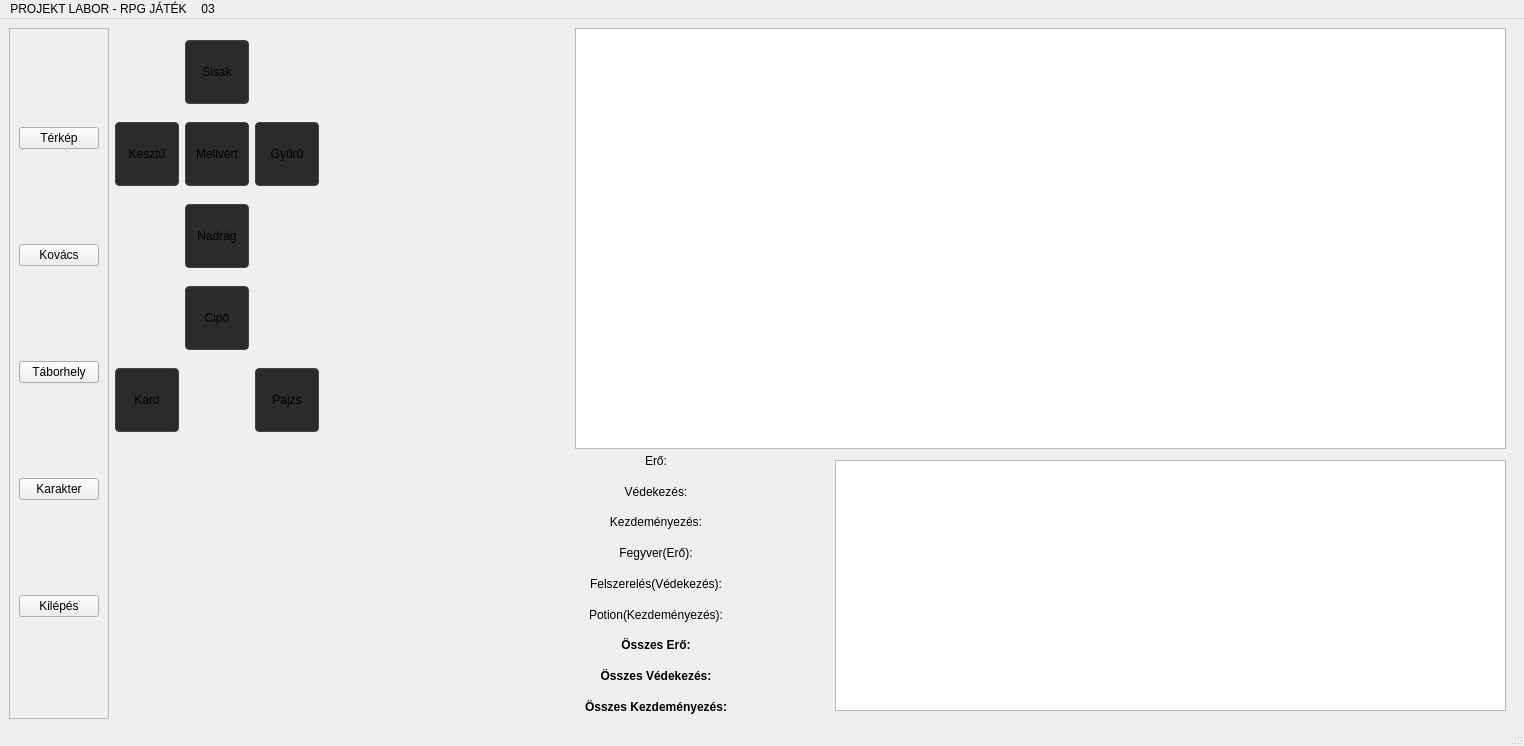
This is main/main_app/mainwindow.ui in maaszd/Projekt-Labor-03 as Qt 5 draws it before an edit. The edited form follows.
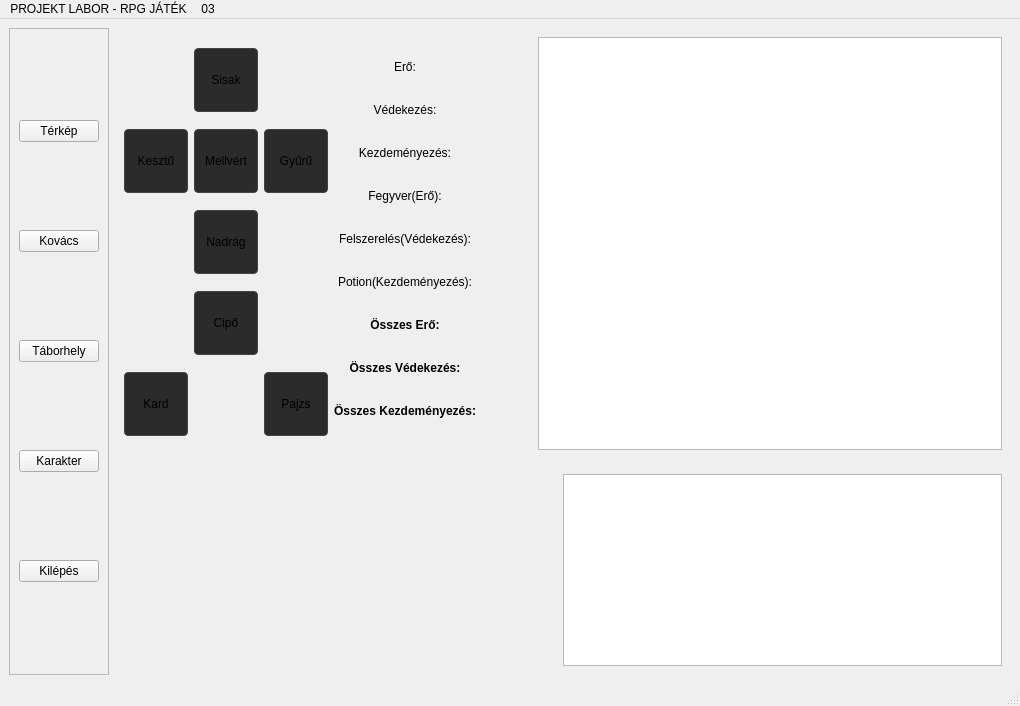
This is the edited form. The open tabs and pages were chosen to show the change.

```diff
--- a/main/main_app/mainwindow.ui
+++ b/main/main_app/mainwindow.ui
@@ -6,8 +6,8 @@
    <rect>
     <x>0</x>
     <y>0</y>
-    <width>1524</width>
-    <height>746</height>
+    <width>1020</width>
+    <height>706</height>
    </rect>
   </property>
   <property name="minimumSize">
@@ -32,16 +32,9 @@
    <string>MainWindow</string>
   </property>
   <widget class="QWidget" name="centralwidget">
-   <widget class="QWidget" name="layoutWidget">
-    <property name="geometry">
-     <rect>
-      <x>9</x>
-      <y>9</y>
-      <width>1511</width>
-      <height>691</height>
-     </rect>
-    </property>
-    <layout class="QHBoxLayout" name="horizontalLayout">
+   <layout class="QVBoxLayout" name="verticalLayout_7">
+    <item>
+     <layout class="QHBoxLayout" name="horizontalLayout_3">
      <item>
       <widget class="QFrame" name="frame_3">
        <property name="frameShape">
@@ -104,12 +97,35 @@
       </widget>
      </item>
      <item>
+       <layout class="QVBoxLayout" name="verticalLayout_5">
+        <item>
       <widget class="QStackedWidget" name="stackedWidget">
        <property name="currentIndex">
-        <number>2</number>
+           <number>4</number>
        </property>
        <widget class="QWidget" name="page0_fomenu">
-        <layout class="QHBoxLayout" name="horizontalLayout_2">
+           <property name="sizePolicy">
+            <sizepolicy hsizetype="Preferred" vsizetype="Preferred">
+             <horstretch>0</horstretch>
+             <verstretch>0</verstretch>
+            </sizepolicy>
+           </property>
+           <layout class="QHBoxLayout" name="horizontalLayout_7">
+            <item>
+             <layout class="QHBoxLayout" name="horizontalLayout_6">
+              <item>
+               <spacer name="horizontalSpacer_2">
+                <property name="orientation">
+                 <enum>Qt::Orientation::Horizontal</enum>
+                </property>
+                <property name="sizeHint" stdset="0">
+                 <size>
+                  <width>40</width>
+                  <height>20</height>
+                 </size>
+                </property>
+               </spacer>
+              </item>
          <item>
           <layout class="QVBoxLayout" name="verticalLayout_2">
            <item>
@@ -176,34 +192,30 @@
           </layout>
          </item>
         </layout>
+            </item>
+           </layout>
        </widget>
        <widget class="QWidget" name="page1_terkep">
+           <layout class="QHBoxLayout" name="horizontalLayout_8">
+            <item>
+             <layout class="QHBoxLayout" name="horizontalLayout_4">
+              <item>
         <widget class="QPushButton" name="btn_dungeon_soteterdo">
-         <property name="geometry">
-          <rect>
-           <x>250</x>
-           <y>210</y>
-           <width>80</width>
-           <height>24</height>
-          </rect>
-         </property>
          <property name="text">
           <string>Sötét erdő</string>
          </property>
         </widget>
+              </item>
+              <item>
         <widget class="QPushButton" name="btn_dungeon_kripta">
-         <property name="geometry">
-          <rect>
-           <x>1130</x>
-           <y>220</y>
-           <width>80</width>
-           <height>24</height>
-          </rect>
-         </property>
          <property name="text">
           <string>Kripta</string>
          </property>
         </widget>
+              </item>
+             </layout>
+            </item>
+           </layout>
        </widget>
        <widget class="QWidget" name="page2_soteterdo">
         <layout class="QVBoxLayout" name="verticalLayout_4">
@@ -217,34 +229,203 @@
            </property>
           </widget>
          </item>
-         <item>
-          <spacer name="verticalSpacer_3">
-           <property name="orientation">
-            <enum>Qt::Orientation::Vertical</enum>
-           </property>
-           <property name="sizeType">
-            <enum>QSizePolicy::Policy::Fixed</enum>
-           </property>
-           <property name="sizeHint" stdset="0">
-            <size>
-             <width>20</width>
-             <height>245</height>
-            </size>
-           </property>
-          </spacer>
-         </item>
         </layout>
        </widget>
        <widget class="QWidget" name="page3_karakter">
-        <widget class="QWidget" name="gridLayoutWidget_2">
-         <property name="geometry">
-          <rect>
-           <x>470</x>
-           <y>420</y>
-           <width>241</width>
-           <height>271</height>
-          </rect>
-         </property>
+           <layout class="QVBoxLayout" name="verticalLayout_6">
+            <item>
+             <layout class="QHBoxLayout" name="horizontalLayout_5">
+              <item>
+               <layout class="QGridLayout" name="gridLayout_3">
+                <item row="3" column="1">
+                 <widget class="QPushButton" name="btn_cipo">
+                  <property name="minimumSize">
+                   <size>
+                    <width>64</width>
+                    <height>64</height>
+                   </size>
+                  </property>
+                  <property name="styleSheet">
+                   <string notr="true">QPushButton {
+    background-color: #2b2b2b;
+    border: 1px solid #444444;
+    border-radius: 4px;
+}
+QPushButton:hover {
+    border: 1px solid #5fb35f;
+}</string>
+                  </property>
+                  <property name="text">
+                   <string>Cipő</string>
+                  </property>
+                 </widget>
+                </item>
+                <item row="4" column="2">
+                 <widget class="QPushButton" name="btn_pajzs">
+                  <property name="minimumSize">
+                   <size>
+                    <width>64</width>
+                    <height>64</height>
+                   </size>
+                  </property>
+                  <property name="styleSheet">
+                   <string notr="true">QPushButton {
+    background-color: #2b2b2b;
+    border: 1px solid #444444;
+    border-radius: 4px;
+}
+QPushButton:hover {
+    border: 1px solid #5fb35f;
+}</string>
+                  </property>
+                  <property name="text">
+                   <string>Pajzs</string>
+                  </property>
+                 </widget>
+                </item>
+                <item row="1" column="0">
+                 <widget class="QPushButton" name="btn_kesztyu">
+                  <property name="minimumSize">
+                   <size>
+                    <width>64</width>
+                    <height>64</height>
+                   </size>
+                  </property>
+                  <property name="styleSheet">
+                   <string notr="true">QPushButton {
+    background-color: #2b2b2b;
+    border: 1px solid #444444;
+    border-radius: 4px;
+}
+QPushButton:hover {
+    border: 1px solid #5fb35f;
+}</string>
+                  </property>
+                  <property name="text">
+                   <string>Kesztű</string>
+                  </property>
+                 </widget>
+                </item>
+                <item row="2" column="1">
+                 <widget class="QPushButton" name="btn_nadrag">
+                  <property name="minimumSize">
+                   <size>
+                    <width>64</width>
+                    <height>64</height>
+                   </size>
+                  </property>
+                  <property name="styleSheet">
+                   <string notr="true">QPushButton {
+    background-color: #2b2b2b;
+    border: 1px solid #444444;
+    border-radius: 4px;
+}
+QPushButton:hover {
+    border: 1px solid #5fb35f;
+}</string>
+                  </property>
+                  <property name="text">
+                   <string>Nadrág</string>
+                  </property>
+                 </widget>
+                </item>
+                <item row="0" column="1">
+                 <widget class="QPushButton" name="btn_sisak">
+                  <property name="minimumSize">
+                   <size>
+                    <width>64</width>
+                    <height>64</height>
+                   </size>
+                  </property>
+                  <property name="styleSheet">
+                   <string notr="true">QPushButton {
+    background-color: #2b2b2b;
+    border: 1px solid #444444;
+    border-radius: 4px;
+}
+QPushButton:hover {
+    border: 1px solid #5fb35f;
+}</string>
+                  </property>
+                  <property name="text">
+                   <string>Sisak</string>
+                  </property>
+                 </widget>
+                </item>
+                <item row="1" column="2">
+                 <widget class="QPushButton" name="btn_gyuru">
+                  <property name="minimumSize">
+                   <size>
+                    <width>64</width>
+                    <height>64</height>
+                   </size>
+                  </property>
+                  <property name="styleSheet">
+                   <string notr="true">QPushButton {
+    background-color: #2b2b2b;
+    border: 1px solid #444444;
+    border-radius: 4px;
+}
+QPushButton:hover {
+    border: 1px solid #5fb35f;
+}</string>
+                  </property>
+                  <property name="text">
+                   <string>Gyűrű</string>
+                  </property>
+                 </widget>
+                </item>
+                <item row="1" column="1">
+                 <widget class="QPushButton" name="btn_mellvert">
+                  <property name="minimumSize">
+                   <size>
+                    <width>64</width>
+                    <height>64</height>
+                   </size>
+                  </property>
+                  <property name="styleSheet">
+                   <string notr="true">QPushButton {
+    background-color: #2b2b2b;
+    border: 1px solid #444444;
+    border-radius: 4px;
+}
+QPushButton:hover {
+    border: 1px solid #5fb35f;
+}</string>
+                  </property>
+                  <property name="text">
+                   <string>Mellvért</string>
+                  </property>
+                 </widget>
+                </item>
+                <item row="4" column="0">
+                 <widget class="QPushButton" name="btn_kard">
+                  <property name="minimumSize">
+                   <size>
+                    <width>64</width>
+                    <height>64</height>
+                   </size>
+                  </property>
+                  <property name="styleSheet">
+                   <string notr="true">QPushButton {
+    background-color: #2b2b2b;
+    border: 1px solid #444444;
+    border-radius: 4px;
+}
+QPushButton:hover {
+    border: 1px solid #5fb35f;
+}</string>
+                  </property>
+                  <property name="text">
+                   <string>Kard</string>
+                  </property>
+                 </widget>
+                </item>
+               </layout>
+              </item>
+              <item>
+               <layout class="QHBoxLayout" name="horizontalLayout_2">
+                <item>
          <layout class="QGridLayout" name="gridLayout_2">
           <item row="8" column="0">
            <widget class="QLabel" name="label_91">
@@ -263,6 +444,18 @@
           </item>
           <item row="0" column="1">
            <widget class="QLabel" name="label_12">
+                    <property name="sizePolicy">
+                     <sizepolicy hsizetype="Fixed" vsizetype="Fixed">
+                      <horstretch>0</horstretch>
+                      <verstretch>0</verstretch>
+                     </sizepolicy>
+                    </property>
+                    <property name="minimumSize">
+                     <size>
+                      <width>50</width>
+                      <height>0</height>
+                     </size>
+                    </property>
             <property name="text">
              <string/>
             </property>
@@ -273,6 +466,18 @@
           </item>
           <item row="3" column="1">
            <widget class="QLabel" name="label_83">
+                    <property name="sizePolicy">
+                     <sizepolicy hsizetype="Fixed" vsizetype="Fixed">
+                      <horstretch>0</horstretch>
+                      <verstretch>0</verstretch>
+                     </sizepolicy>
+                    </property>
+                    <property name="minimumSize">
+                     <size>
+                      <width>50</width>
+                      <height>0</height>
+                     </size>
+                    </property>
             <property name="text">
              <string/>
             </property>
@@ -293,6 +498,18 @@
           </item>
           <item row="5" column="1">
            <widget class="QLabel" name="label_87">
+                    <property name="sizePolicy">
+                     <sizepolicy hsizetype="Fixed" vsizetype="Fixed">
+                      <horstretch>0</horstretch>
+                      <verstretch>0</verstretch>
+                     </sizepolicy>
+                    </property>
+                    <property name="minimumSize">
+                     <size>
+                      <width>50</width>
+                      <height>0</height>
+                     </size>
+                    </property>
             <property name="text">
              <string/>
             </property>
@@ -338,6 +555,18 @@
           </item>
           <item row="1" column="1">
            <widget class="QLabel" name="label_16">
+                    <property name="sizePolicy">
+                     <sizepolicy hsizetype="Fixed" vsizetype="Fixed">
+                      <horstretch>0</horstretch>
+                      <verstretch>0</verstretch>
+                     </sizepolicy>
+                    </property>
+                    <property name="minimumSize">
+                     <size>
+                      <width>50</width>
+                      <height>0</height>
+                     </size>
+                    </property>
             <property name="text">
              <string/>
             </property>
@@ -348,6 +577,18 @@
           </item>
           <item row="4" column="1">
            <widget class="QLabel" name="label_85">
+                    <property name="sizePolicy">
+                     <sizepolicy hsizetype="Fixed" vsizetype="Fixed">
+                      <horstretch>0</horstretch>
+                      <verstretch>0</verstretch>
+                     </sizepolicy>
+                    </property>
+                    <property name="minimumSize">
+                     <size>
+                      <width>50</width>
+                      <height>0</height>
+                     </size>
+                    </property>
             <property name="text">
              <string/>
             </property>
@@ -383,6 +624,18 @@
           </item>
           <item row="8" column="1">
            <widget class="QLabel" name="label_93">
+                    <property name="sizePolicy">
+                     <sizepolicy hsizetype="Fixed" vsizetype="Fixed">
+                      <horstretch>0</horstretch>
+                      <verstretch>0</verstretch>
+                     </sizepolicy>
+                    </property>
+                    <property name="minimumSize">
+                     <size>
+                      <width>50</width>
+                      <height>0</height>
+                     </size>
+                    </property>
             <property name="font">
              <font>
               <bold>true</bold>
@@ -398,6 +651,18 @@
           </item>
           <item row="7" column="1">
            <widget class="QLabel" name="label_92">
+                    <property name="sizePolicy">
+                     <sizepolicy hsizetype="Fixed" vsizetype="Fixed">
+                      <horstretch>0</horstretch>
+                      <verstretch>0</verstretch>
+                     </sizepolicy>
+                    </property>
+                    <property name="minimumSize">
+                     <size>
+                      <width>50</width>
+                      <height>0</height>
+                     </size>
+                    </property>
             <property name="font">
              <font>
               <bold>true</bold>
@@ -413,6 +678,18 @@
           </item>
           <item row="2" column="1">
            <widget class="QLabel" name="label_82">
+                    <property name="sizePolicy">
+                     <sizepolicy hsizetype="Fixed" vsizetype="Fixed">
+                      <horstretch>0</horstretch>
+                      <verstretch>0</verstretch>
+                     </sizepolicy>
+                    </property>
+                    <property name="minimumSize">
+                     <size>
+                      <width>50</width>
+                      <height>0</height>
+                     </size>
+                    </property>
             <property name="text">
              <string/>
             </property>
@@ -433,6 +710,18 @@
           </item>
           <item row="6" column="1">
            <widget class="QLabel" name="label_89">
+                    <property name="sizePolicy">
+                     <sizepolicy hsizetype="Fixed" vsizetype="Fixed">
+                      <horstretch>0</horstretch>
+                      <verstretch>0</verstretch>
+                     </sizepolicy>
+                    </property>
+                    <property name="minimumSize">
+                     <size>
+                      <width>50</width>
+                      <height>0</height>
+                     </size>
+                    </property>
             <property name="font">
              <font>
               <bold>true</bold>
@@ -457,241 +746,19 @@
            </widget>
           </item>
          </layout>
-        </widget>
-        <widget class="QWidget" name="layoutWidget">
-         <property name="geometry">
-          <rect>
-           <x>0</x>
-           <y>0</y>
-           <width>1391</width>
-           <height>421</height>
-          </rect>
-         </property>
-         <layout class="QHBoxLayout" name="horizontalLayout_3">
-          <item>
-           <layout class="QGridLayout" name="gridLayout_3">
-            <item row="3" column="1">
-             <widget class="QPushButton" name="btn_cipo">
-              <property name="minimumSize">
-               <size>
-                <width>64</width>
-                <height>64</height>
-               </size>
-              </property>
-              <property name="styleSheet">
-               <string notr="true">QPushButton {
-    background-color: #2b2b2b;
-    border: 1px solid #444444;
-    border-radius: 4px;
-}
-QPushButton:hover {
-    border: 1px solid #5fb35f;
-}</string>
-              </property>
-              <property name="text">
-               <string>Cipő</string>
-              </property>
-             </widget>
-            </item>
-            <item row="4" column="2">
-             <widget class="QPushButton" name="btn_pajzs">
-              <property name="minimumSize">
-               <size>
-                <width>64</width>
-                <height>64</height>
-               </size>
-              </property>
-              <property name="styleSheet">
-               <string notr="true">QPushButton {
-    background-color: #2b2b2b;
-    border: 1px solid #444444;
-    border-radius: 4px;
-}
-QPushButton:hover {
-    border: 1px solid #5fb35f;
-}</string>
-              </property>
-              <property name="text">
-               <string>Pajzs</string>
-              </property>
-             </widget>
-            </item>
-            <item row="1" column="0">
-             <widget class="QPushButton" name="btn_kesztyu">
-              <property name="minimumSize">
-               <size>
-                <width>64</width>
-                <height>64</height>
-               </size>
-              </property>
-              <property name="styleSheet">
-               <string notr="true">QPushButton {
-    background-color: #2b2b2b;
-    border: 1px solid #444444;
-    border-radius: 4px;
-}
-QPushButton:hover {
-    border: 1px solid #5fb35f;
-}</string>
-              </property>
-              <property name="text">
-               <string>Kesztű</string>
-              </property>
-             </widget>
-            </item>
-            <item row="2" column="1">
-             <widget class="QPushButton" name="btn_nadrag">
-              <property name="minimumSize">
-               <size>
-                <width>64</width>
-                <height>64</height>
-               </size>
-              </property>
-              <property name="styleSheet">
-               <string notr="true">QPushButton {
-    background-color: #2b2b2b;
-    border: 1px solid #444444;
-    border-radius: 4px;
-}
-QPushButton:hover {
-    border: 1px solid #5fb35f;
-}</string>
-              </property>
-              <property name="text">
-               <string>Nadrág</string>
-              </property>
-             </widget>
-            </item>
-            <item row="0" column="1">
-             <widget class="QPushButton" name="btn_sisak">
-              <property name="minimumSize">
-               <size>
-                <width>64</width>
-                <height>64</height>
-               </size>
-              </property>
-              <property name="styleSheet">
-               <string notr="true">QPushButton {
-    background-color: #2b2b2b;
-    border: 1px solid #444444;
-    border-radius: 4px;
-}
-QPushButton:hover {
-    border: 1px solid #5fb35f;
-}</string>
-              </property>
-              <property name="text">
-               <string>Sisak</string>
-              </property>
-             </widget>
-            </item>
-            <item row="1" column="2">
-             <widget class="QPushButton" name="btn_gyuru">
-              <property name="minimumSize">
-               <size>
-                <width>64</width>
-                <height>64</height>
-               </size>
-              </property>
-              <property name="styleSheet">
-               <string notr="true">QPushButton {
-    background-color: #2b2b2b;
-    border: 1px solid #444444;
-    border-radius: 4px;
-}
-QPushButton:hover {
-    border: 1px solid #5fb35f;
-}</string>
-              </property>
-              <property name="text">
-               <string>Gyűrű</string>
-              </property>
-             </widget>
-            </item>
-            <item row="1" column="1">
-             <widget class="QPushButton" name="btn_mellvert">
-              <property name="minimumSize">
-               <size>
-                <width>64</width>
-                <height>64</height>
-               </size>
-              </property>
-              <property name="styleSheet">
-               <string notr="true">QPushButton {
-    background-color: #2b2b2b;
-    border: 1px solid #444444;
-    border-radius: 4px;
-}
-QPushButton:hover {
-    border: 1px solid #5fb35f;
-}</string>
-              </property>
-              <property name="text">
-               <string>Mellvért</string>
-              </property>
-             </widget>
-            </item>
-            <item row="4" column="0">
-             <widget class="QPushButton" name="btn_kard">
-              <property name="minimumSize">
-               <size>
-                <width>64</width>
-                <height>64</height>
-               </size>
-              </property>
-              <property name="styleSheet">
-               <string notr="true">QPushButton {
-    background-color: #2b2b2b;
-    border: 1px solid #444444;
-    border-radius: 4px;
-}
-QPushButton:hover {
-    border: 1px solid #5fb35f;
-}</string>
-              </property>
-              <property name="text">
-               <string>Kard</string>
-              </property>
-             </widget>
-            </item>
-           </layout>
-          </item>
+                </item>
           <item>
-           <spacer name="horizontalSpacer">
-            <property name="orientation">
-             <enum>Qt::Orientation::Horizontal</enum>
-            </property>
-            <property name="sizeType">
-             <enum>QSizePolicy::Policy::Fixed</enum>
-            </property>
-            <property name="sizeHint" stdset="0">
-             <size>
-              <width>250</width>
-              <height>50</height>
-             </size>
-            </property>
-           </spacer>
-          </item>
-          <item>
-           <layout class="QGridLayout" name="gridLayout_7">
-            <item row="0" column="0">
              <widget class="QListWidget" name="listWidget"/>
             </item>
            </layout>
           </item>
          </layout>
-        </widget>
+            </item>
+           </layout>
        </widget>
        <widget class="QWidget" name="page4_harc">
-        <widget class="QWidget" name="layoutWidget">
-         <property name="geometry">
-          <rect>
-           <x>1</x>
-           <y>2</y>
-           <width>1401</width>
-           <height>411</height>
-          </rect>
-         </property>
+           <layout class="QVBoxLayout" name="verticalLayout_8">
+            <item>
          <layout class="QGridLayout" name="gridLayout_4">
           <item row="1" column="1">
            <widget class="QPushButton" name="btn_harcinditas">
@@ -908,11 +975,11 @@
              <enum>Qt::Orientation::Horizontal</enum>
             </property>
             <property name="sizeType">
-             <enum>QSizePolicy::Policy::Fixed</enum>
+                 <enum>QSizePolicy::Policy::Maximum</enum>
             </property>
             <property name="sizeHint" stdset="0">
              <size>
-              <width>200</width>
+                  <width>100</width>
               <height>20</height>
              </size>
             </property>
@@ -924,52 +991,69 @@
              <enum>Qt::Orientation::Horizontal</enum>
             </property>
             <property name="sizeType">
-             <enum>QSizePolicy::Policy::Fixed</enum>
+                 <enum>QSizePolicy::Policy::Maximum</enum>
             </property>
             <property name="sizeHint" stdset="0">
              <size>
-              <width>200</width>
+                  <width>100</width>
               <height>20</height>
              </size>
             </property>
            </spacer>
           </item>
          </layout>
-        </widget>
-       </widget>
-      </widget>
      </item>
     </layout>
    </widget>
+         </widget>
+        </item>
+        <item>
+         <widget class="QWidget" name="widget" native="true">
+          <layout class="QHBoxLayout" name="horizontalLayout">
+           <item>
+            <spacer name="horizontalSpacer">
+             <property name="orientation">
+              <enum>Qt::Orientation::Horizontal</enum>
+             </property>
+             <property name="sizeHint" stdset="0">
+              <size>
+               <width>431</width>
+               <height>20</height>
+              </size>
+             </property>
+            </spacer>
+           </item>
+           <item>
    <widget class="QTextBrowser" name="textBrowser">
-    <property name="geometry">
-     <rect>
-      <x>835</x>
-      <y>441</y>
-      <width>671</width>
-      <height>251</height>
-     </rect>
-    </property>
-    <property name="minimumSize">
-     <size>
-      <width>0</width>
-      <height>10</height>
-     </size>
+             <property name="sizePolicy">
+              <sizepolicy hsizetype="Expanding" vsizetype="Maximum">
+               <horstretch>0</horstretch>
+               <verstretch>0</verstretch>
+              </sizepolicy>
     </property>
     <property name="maximumSize">
      <size>
       <width>16777215</width>
-      <height>16777215</height>
+               <height>200</height>
      </size>
     </property>
    </widget>
+           </item>
+          </layout>
+         </widget>
+        </item>
+       </layout>
+      </item>
+     </layout>
+    </item>
+   </layout>
   </widget>
   <widget class="QMenuBar" name="menubar">
    <property name="geometry">
     <rect>
      <x>0</x>
      <y>0</y>
-     <width>1524</width>
+     <width>1020</width>
      <height>21</height>
     </rect>
    </property>
```
Lines whose indentation alone changed are shown as unchanged.
